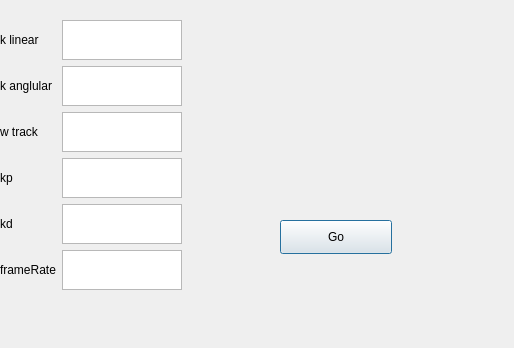
Old version of the form HuboCma/hubobalancemanage.ui in the repository hpgit/hubocma.
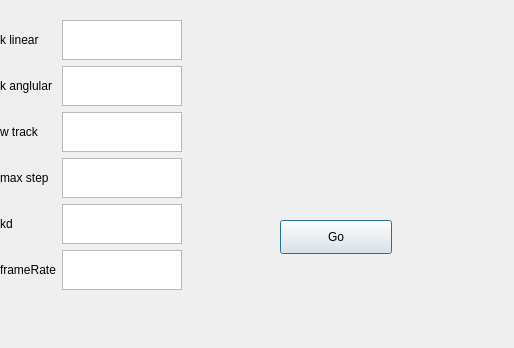
New version of the form.

```diff
--- a/HuboCma/hubobalancemanage.ui
+++ b/HuboCma/hubobalancemanage.ui
@@ -140,7 +140,7 @@
        </size>
       </property>
       <property name="text">
-       <string>kp</string>
+       <string>max step</string>
       </property>
      </widget>
     </item>
```
